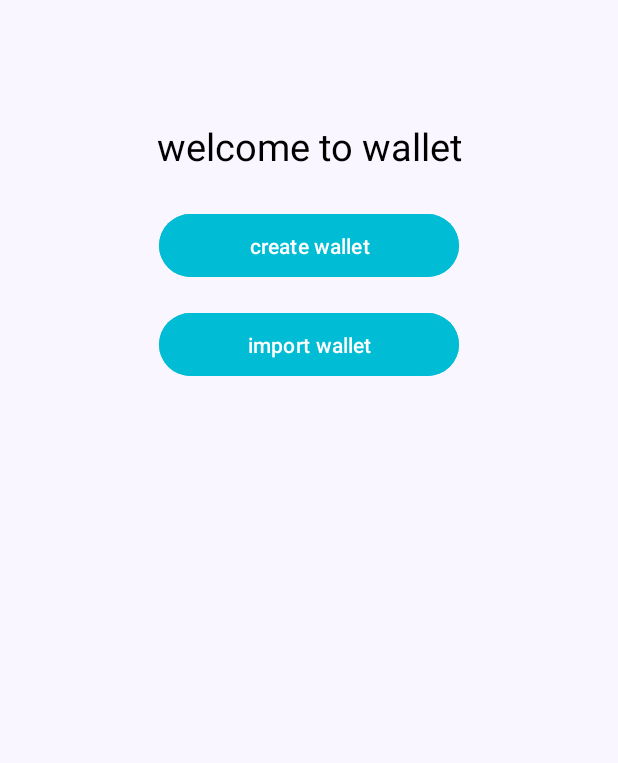
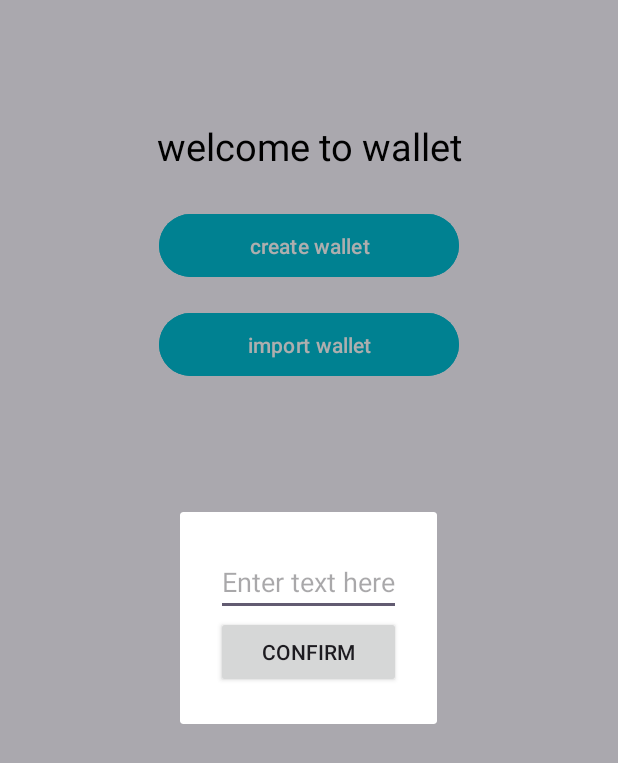
Before and after one commit to thisames/wallet-project, an Android app: the screen it shows after launch (WelcomeActivity), after a tap on "import wallet", on a phone screen of 412 x 824 dp. Shown: the top 763 px of the screen. Run offline under Robolectric (Android 15) with nearby library versions, the phone set to English and light mode, and no system bars; libraries missing offline, so code that uses them is left out: org.bitcoinj.core, org.bitcoinj.wallet.

Commit message:
update: add backup working

```diff
--- a/app/src/main/java/com/phonereplay/wallet_project/GraphConfig.java
+++ b/app/src/main/java/com/phonereplay/wallet_project/GraphConfig.java
@@ -11,6 +11,7 @@ import androidx.appcompat.app.AppCompatActivity;
 import androidx.core.graphics.Insets;
 import androidx.core.view.ViewCompat;
 import androidx.core.view.WindowInsetsCompat;
+import com.phonereplay.wallet_project.dialog.DialogSelectUpdateTimeGraph;
 
 public class GraphConfig extends AppCompatActivity {
 
@@ -43,12 +44,12 @@ public class GraphConfig extends AppCompatActivity {
         });
   }
 
-  void updateButtonText() {
+  public void updateButtonText() {
     openUpdateTimeGraphDialog.setText(
         "Tempo de atualização de gráfico " + config.getTimeUpdateGraph());
   }
 
-  void paintTimeUpdateGraphTextButton() {
+  public void paintTimeUpdateGraphTextButton() {
     CharSequence text = openUpdateTimeGraphDialog.getText();
 
     for (int i = 0; i < text.length(); i++) {
--- a/app/src/main/java/com/phonereplay/wallet_project/WelcomeActivity.java
+++ b/app/src/main/java/com/phonereplay/wallet_project/WelcomeActivity.java
@@ -3,14 +3,19 @@ package com.phonereplay.wallet_project;
 import android.os.Bundle;
 import android.util.Log;
 import android.widget.Button;
+
 import androidx.activity.EdgeToEdge;
 import androidx.appcompat.app.AppCompatActivity;
 import androidx.core.graphics.Insets;
 import androidx.core.view.ViewCompat;
 import androidx.core.view.WindowInsetsCompat;
+
+import com.phonereplay.wallet_project.dialog.DialogCopySeedsFragment;
+import com.phonereplay.wallet_project.dialog.DialogImportSeedsFragment;
+
+import org.bitcoinj.wallet.Wallet;
+
 import java.io.File;
-import org.bitcoinj.wallet.DeterministicSeed;
-import org.bitcoinj.wallet.Wallet;
 
 public class WelcomeActivity extends AppCompatActivity {
 
@@ -38,8 +43,11 @@ public class WelcomeActivity extends AppCompatActivity {
 
     importWalletButton.setOnClickListener(
         v -> {
-          // TODO implementar importação de carteira
-        });
+            DialogImportSeedsFragment dialog = new DialogImportSeedsFragment(walletFile);
+            dialog.show(getSupportFragmentManager(), "ImportSeedsDialog");
+        }
+
+        );
 
     /**
      * Listener para o botão "createWalletButton". Este método é chamado quando o botão de criação
@@ -57,8 +65,7 @@ public class WelcomeActivity extends AppCompatActivity {
         v -> {
           try {
             WalletAbstraction walletAbstraction = new WalletAbstraction();
-            DeterministicSeed seed = walletAbstraction.getDeterministicSeed();
-            Wallet wallet = walletAbstraction.createWallet(seed, walletFile);
+            Wallet wallet = walletAbstraction.createWallet(walletFile);
 
             showModal(wallet);
           } catch (Exception e) {
--- a/app/src/main/java/com/phonereplay/wallet_project/configuration/InitConfig.java
+++ b/app/src/main/java/com/phonereplay/wallet_project/configuration/InitConfig.java
@@ -2,9 +2,9 @@ package com.phonereplay.wallet_project.configuration;
 
 import com.phonereplay.wallet_project.BuildConfig;
 import com.phonereplay.wallet_project.NetParams;
+
 import org.bitcoinj.params.AbstractBitcoinNetParams;
 import org.bitcoinj.params.MainNetParams;
-import org.bitcoinj.params.TestNet3Params;
 
 public class InitConfig implements NetParams {
 
@@ -16,6 +16,6 @@ public class InitConfig implements NetParams {
     if ("prod".equals(environment)) {
       return MainNetParams.get();
     }
-    return TestNet3Params.get();
+    return MainNetParams.get();
   }
 }
--- a/app/src/main/java/com/phonereplay/wallet_project/DialogCopySeedsFragment.java
+++ b/app/src/main/java/com/phonereplay/wallet_project/dialog/DialogCopySeedsFragment.java
@@ -1,4 +1,4 @@
-package com.phonereplay.wallet_project;
+package com.phonereplay.wallet_project.dialog;
 
 import android.app.Dialog;
 import android.os.Bundle;
@@ -6,6 +6,7 @@ import android.widget.TextView;
 import androidx.annotation.NonNull;
 import androidx.annotation.Nullable;
 import androidx.fragment.app.DialogFragment;
+import com.phonereplay.wallet_project.R;
 import com.phonereplay.wallet_project.components.ButtonStopwatch;
 import java.util.List;
 
--- /dev/null
+++ b/app/src/main/java/com/phonereplay/wallet_project/dialog/DialogImportSeedsFragment.java
@@ -0,0 +1,80 @@
+package com.phonereplay.wallet_project.dialog;
+
+import android.app.Dialog;
+import android.content.Intent;
+import android.os.Bundle;
+import android.widget.Button;
+import android.widget.EditText;
+
+import androidx.annotation.NonNull;
+import androidx.annotation.Nullable;
+import androidx.fragment.app.DialogFragment;
+
+import com.phonereplay.wallet_project.MainActivity;
+import com.phonereplay.wallet_project.R;
+import com.phonereplay.wallet_project.WalletAbstraction;
+
+import org.bitcoinj.wallet.UnreadableWalletException;
+import org.bitcoinj.wallet.Wallet;
+
+import java.io.File;
+import java.io.IOException;
+
+public class DialogImportSeedsFragment extends DialogFragment {
+
+  private EditText editText;
+
+  private final File walletFile;
+
+  public DialogImportSeedsFragment(File walletFile) {
+    this.walletFile = walletFile;
+  }
+
+  @NonNull
+  @Override
+  public Dialog onCreateDialog(@Nullable Bundle savedInstanceState) {
+
+    Dialog dialog = super.onCreateDialog(savedInstanceState);
+
+    dialog.setContentView(R.layout.dialog_import_seeds);
+
+    editText = dialog.findViewById(R.id.editText);
+
+    Button button = dialog.findViewById(R.id.confirm_import_button);
+      button.setOnClickListener(v -> {
+          //String enteredSeeds = "film sketch soda talent decline village beef anxiety edit climb garbage easy";
+          //String enteredSeeds = "jump habit segment capable almost dash theory caught glove put chaos onion";
+          String enteredSeeds = "property shoot tonight pole razor fallow impact heavy lamp light movie tortoise";
+
+          WalletAbstraction walletAbstraction = new WalletAbstraction();
+
+          // Input validation
+          if (isValidSeedPhrase(enteredSeeds)) {
+              try {
+                  Wallet wallet = walletAbstraction.importWallet(enteredSeeds, walletFile);
+                  Intent intent = new Intent(requireContext(), MainActivity.class);
+                  startActivity(intent);
+                  dismiss(); // Dismiss the dialog
+              } catch (IOException | UnreadableWalletException e) {
+                  // Handle exceptions and display error messages
+                  showErrorDialog(e.getMessage());
+              }
+          } else {
+              // Display error message for invalid input
+              editText.setError("Invalid seed phrase");
+          }
+      });
+
+    return dialog;
+  }
+
+    private boolean isValidSeedPhrase(String seedPhrase) {
+        // Add your validation logic here
+        return seedPhrase.matches("[a-zA-Z0-9 ]+"); // Simple example
+    }
+
+    // Helper method to display error dialog
+    private void showErrorDialog(String message) {
+        // ... implementation for showing an error dialog
+    }
+}
--- /dev/null
+++ b/app/src/main/res/layout/dialog_import_seeds.xml
@@ -0,0 +1,19 @@
+<?xml version="1.0" encoding="utf-8"?>
+<LinearLayout xmlns:android="http://schemas.android.com/apk/res/android"
+    android:layout_width="match_parent"
+    android:layout_height="wrap_content"
+    android:orientation="vertical"
+    android:padding="24dp">
+
+    <EditText
+        android:id="@+id/editText"
+        android:layout_width="match_parent"
+        android:layout_height="wrap_content"
+        android:hint="Enter text here" />
+
+    <com.phonereplay.wallet_project.components.ButtonStopwatch
+        android:id="@+id/confirm_import_button"
+        android:layout_width="match_parent"
+        android:layout_height="wrap_content"
+        android:text="Confirm" />
+</LinearLayout>
```
Also changed, not shown: app/src/main/java/com/phonereplay/wallet_project/WalletAbstraction.java (+31 -5 lines), app/src/main/java/com/phonereplay/wallet_project/WalletAbstractionInterface.java (+3 -5 lines), app/src/main/java/com/phonereplay/wallet_project/dialog/DialogSelectUpdateTimeGraph.java (renamed from app/src/main/java/com/phonereplay/wallet_project/DialogSelectUpdateTimeGraph.java, +5 -2 lines).
